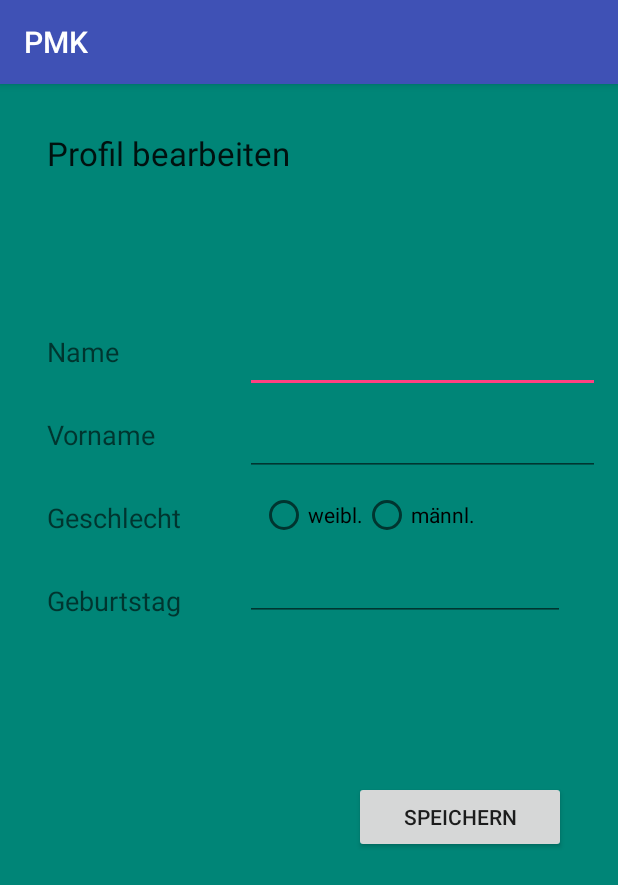
After one commit to fake114/pmk, an Android app: the PatientActivity screen opened directly, with no data from a screen before it, on a phone screen of 412 x 824 dp. The commit adds this screen. Shown: the top 885 px of the screen. Run offline under Robolectric (Android 15) with nearby library versions, the phone set to English and light mode, and no system bars.

Commit message:
Shiny GUI!

```diff
--- a/app/src/main/AndroidManifest.xml
+++ b/app/src/main/AndroidManifest.xml
@@ -7,8 +7,8 @@
     <uses-permission android:name="android.permission.ACCESS_NETWORK_STATE" />
 
     <application
+        android:allowBackup="true"
         android:debuggable="true"
-        android:allowBackup="true"
         android:icon="@mipmap/ic_launcher"
         android:label="@string/app_name"
         android:supportsRtl="true"
@@ -21,6 +21,7 @@
                 <category android:name="android.intent.category.LAUNCHER" />
             </intent-filter>
         </activity>
+        <activity android:name=".PatientActivity"></activity>
     </application>
 
 </manifest>
--- a/app/src/main/java/com/example/black/pmk/MainActivity.java
+++ b/app/src/main/java/com/example/black/pmk/MainActivity.java
@@ -1,11 +1,11 @@
 package com.example.black.pmk;
 
+import android.content.Intent;
 import android.support.v7.app.AppCompatActivity;
 import android.os.Bundle;
-import android.util.Log;
 import android.view.View;
 import android.widget.Button;
-import android.widget.EditText;
+import android.widget.Toast;
 
 import com.example.black.pmk.threading.HL7Worker;
 
@@ -53,6 +53,11 @@ public class MainActivity extends AppCompatActivity {
         temperatureCommitList.add(i);
     }
 
+    public void startPatientProfileActivity(View v) {
+        Toast.makeText(MainActivity.this, "Öffne Patienten-Editor", Toast.LENGTH_LONG).show();
+        startActivity(new Intent(MainActivity.this , PatientActivity.class));
+    }
+
     protected List<Double> getTemperatureCommitList() {
         return temperatureCommitList;
     }
--- /dev/null
+++ b/app/src/main/java/com/example/black/pmk/PatientActivity.java
@@ -0,0 +1,13 @@
+package com.example.black.pmk;
+
+import android.support.v7.app.AppCompatActivity;
+import android.os.Bundle;
+
+public class PatientActivity extends AppCompatActivity {
+
+    @Override
+    protected void onCreate(Bundle savedInstanceState) {
+        super.onCreate(savedInstanceState);
+        setContentView(R.layout.activity_patient);
+    }
+}
--- a/app/src/main/java/com/example/black/pmk/Test.java
+++ b/app/src/main/java/com/example/black/pmk/Test.java
@@ -56,7 +56,7 @@ public Test(MainActivity main){
      * System.out.println("Found " + results.getEntry().size() + " patients named 'duck'");
      */
 
-
+//TODO Change IDs to random
     private Patient createPatient() {
         // Create a patient object
         Patient patient = new Patient();
--- a/app/src/main/res/layout/activity_main.xml
+++ b/app/src/main/res/layout/activity_main.xml
@@ -25,7 +25,15 @@
             android:id="@+id/gutenTag"
             android:textSize="25sp"
             android:layout_alignParentTop="true"
-            android:layout_alignParentStart="true" />
+            android:layout_alignParentStart="true"
+            android:padding="15dp" />
+
+        <TextView
+            android:layout_width="30dp"
+            android:layout_height="wrap_content"
+            android:textAppearance="?android:attr/textAppearanceSmall"
+            android:id="@+id/textView10"
+            android:padding="15dp" />
 
         <Button
             style="?android:attr/buttonStyleSmall"
@@ -36,7 +44,10 @@
             android:textSize="15sp"
             android:layout_alignParentTop="true"
             android:layout_alignParentEnd="true"
-            android:background="@color/highlighted_text_material_dark" />
+            android:background="@color/highlighted_text_material_dark"
+            android:padding="15dp"
+            android:onClick="startPatientProfileActivity"
+            android:nestedScrollingEnabled="true" />
     </LinearLayout>
 
     <Button
@@ -53,17 +64,6 @@
         android:textSize="80sp"
         android:onClick="updateTemperatureButton"
         android:layout_alignParentBottom="true"
-        android:layout_alignParentStart="true" /><![CDATA[
-
-
-
-
-
-    ;
-        android:layout_alignParentTop="true"
-        android:layout_alignParentStart="true" />
-
-
-
-]]>
+        android:layout_alignParentStart="true"
+        android:padding="5dp" />
 </RelativeLayout>
--- /dev/null
+++ b/app/src/main/res/layout/activity_patient.xml
@@ -0,0 +1,184 @@
+<?xml version="1.0" encoding="utf-8"?>
+<RelativeLayout xmlns:android="http://schemas.android.com/apk/res/android"
+    xmlns:tools="http://schemas.android.com/tools"
+    android:layout_width="match_parent"
+    android:layout_height="match_parent"
+    android:paddingBottom="@dimen/activity_vertical_margin"
+    android:paddingLeft="@dimen/activity_horizontal_margin"
+    android:paddingRight="@dimen/activity_horizontal_margin"
+    android:paddingTop="@dimen/activity_vertical_margin"
+    tools:context=".PatientActivity"
+    android:background="@color/accent_material_light">
+
+    <LinearLayout
+        android:orientation="vertical"
+        android:layout_width="match_parent"
+        android:layout_height="match_parent">
+
+        <TextView
+            android:layout_width="wrap_content"
+            android:layout_height="wrap_content"
+            android:textAppearance="?android:attr/textAppearanceLarge"
+            android:text="Profil bearbeiten"
+            android:id="@+id/textView7"
+            android:padding="15dp" />
+
+        <LinearLayout
+            android:orientation="horizontal"
+            android:layout_width="match_parent"
+            android:layout_height="match_parent"
+            android:layout_alignParentTop="true"
+            android:layout_centerHorizontal="true"
+            android:layout_alignParentStart="true"
+            android:weightSum="1">
+
+            <LinearLayout
+                android:orientation="vertical"
+                android:layout_width="wrap_content"
+                android:layout_height="match_parent">
+
+                <TextView
+                    android:layout_width="wrap_content"
+                    android:layout_height="wrap_content"
+                    android:textAppearance="?android:attr/textAppearanceMedium"
+                    android:id="@+id/textView5"
+                    android:paddingBottom="50dp" />
+
+                <TextView
+                    android:layout_width="wrap_content"
+                    android:layout_height="wrap_content"
+                    android:textAppearance="?android:attr/textAppearanceMedium"
+                    android:text="Name"
+                    android:id="@+id/textView"
+                    android:padding="15dp" />
+
+                <TextView
+                    android:layout_width="wrap_content"
+                    android:layout_height="wrap_content"
+                    android:textAppearance="?android:attr/textAppearanceMedium"
+                    android:text="Vorname"
+                    android:id="@+id/textView2"
+                    android:padding="15dp" />
+
+                <TextView
+                    android:layout_width="wrap_content"
+                    android:layout_height="wrap_content"
+                    android:textAppearance="?android:attr/textAppearanceMedium"
+                    android:text="Geschlecht"
+                    android:id="@+id/textView3"
+                    android:padding="15dp" />
+
+                <TextView
+                    android:layout_width="wrap_content"
+                    android:layout_height="wrap_content"
+                    android:textAppearance="?android:attr/textAppearanceMedium"
+                    android:text="Geburtstag"
+                    android:id="@+id/textView4"
+                    android:padding="15dp" />
+
+            </LinearLayout>
+
+            <LinearLayout
+                android:orientation="vertical"
+                android:layout_width="25dp"
+                android:layout_height="match_parent"
+                android:layout_weight="0.03"></LinearLayout>
+
+            <LinearLayout
+                android:orientation="vertical"
+                android:layout_width="154dp"
+                android:layout_height="fill_parent"
+                android:layout_weight="1.33">
+
+                <TextView
+                    android:layout_width="wrap_content"
+                    android:layout_height="wrap_content"
+                    android:textAppearance="?android:attr/textAppearanceMedium"
+                    android:id="@+id/textView6"
+                    android:paddingBottom="50dp" />
+
+                <EditText
+                    android:layout_width="fill_parent"
+                    android:layout_height="wrap_content"
+                    android:id="@+id/editText"
+                    android:padding="15dp" />
+
+                <EditText
+                    android:layout_width="fill_parent"
+                    android:layout_height="wrap_content"
+                    android:id="@+id/editText2"
+                    android:padding="15dp" />
+
+                <LinearLayout
+                    android:orientation="horizontal"
+                    android:layout_width="match_parent"
+                    android:layout_height="wrap_content"
+                    android:padding="10dp">
+
+                    <RadioGroup
+                        android:layout_width="match_parent"
+                        android:layout_height="match_parent"
+                        android:orientation="horizontal">
+
+                        <RadioButton
+                            android:layout_width="wrap_content"
+                            android:layout_height="wrap_content"
+                            android:text="weibl."
+                            android:id="@+id/radioButton2"
+                            android:checked="false" />
+
+                        <RadioButton
+                            android:layout_width="wrap_content"
+                            android:layout_height="wrap_content"
+                            android:text="männl."
+                            android:id="@+id/radioButton"
+                            android:checked="false" />
+
+                    </RadioGroup>
+
+                </LinearLayout>
+
+                <EditText
+                    android:layout_width="wrap_content"
+                    android:layout_height="wrap_content"
+                    android:inputType="date"
+                    android:ems="10"
+                    android:id="@+id/editText3"
+                    android:padding="10dp" />
+
+                <TextView
+                    android:layout_width="wrap_content"
+                    android:layout_height="105dp"
+                    android:textAppearance="?android:attr/textAppearanceSmall"
+                    android:id="@+id/textView9" />
+
+                <LinearLayout
+                    android:orientation="horizontal"
+                    android:layout_width="match_parent"
+                    android:layout_height="match_parent"
+                    android:weightSum="1">
+
+                    <TextView
+                        android:layout_width="wrap_content"
+                        android:layout_height="fill_parent"
+                        android:textAppearance="?android:attr/textAppearanceSmall"
+                        android:id="@+id/textView8"
+                        android:padding="15dp"
+                        android:layout_weight="0.32" />
+
+                    <Button
+                        android:layout_width="wrap_content"
+                        android:layout_height="wrap_content"
+                        android:text="Speichern"
+                        android:id="@+id/button"
+                        android:layout_weight="0.32" />
+                </LinearLayout>
+
+            </LinearLayout>
+
+        </LinearLayout>
+
+    </LinearLayout>
+
+
+</RelativeLayout>
```
